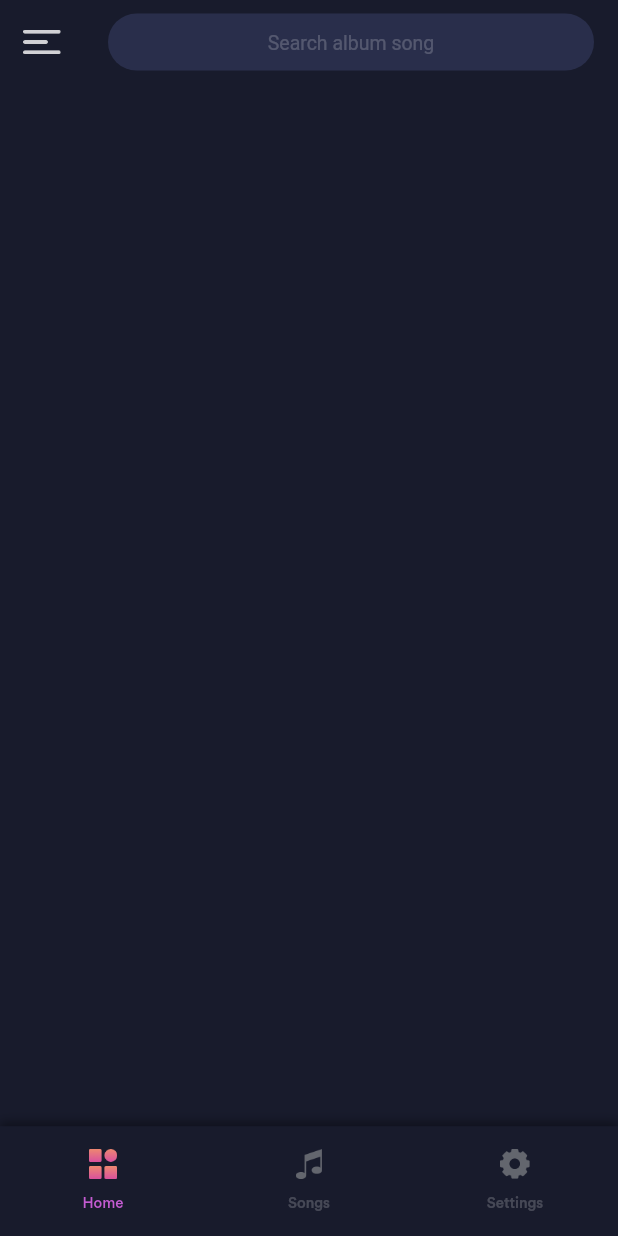
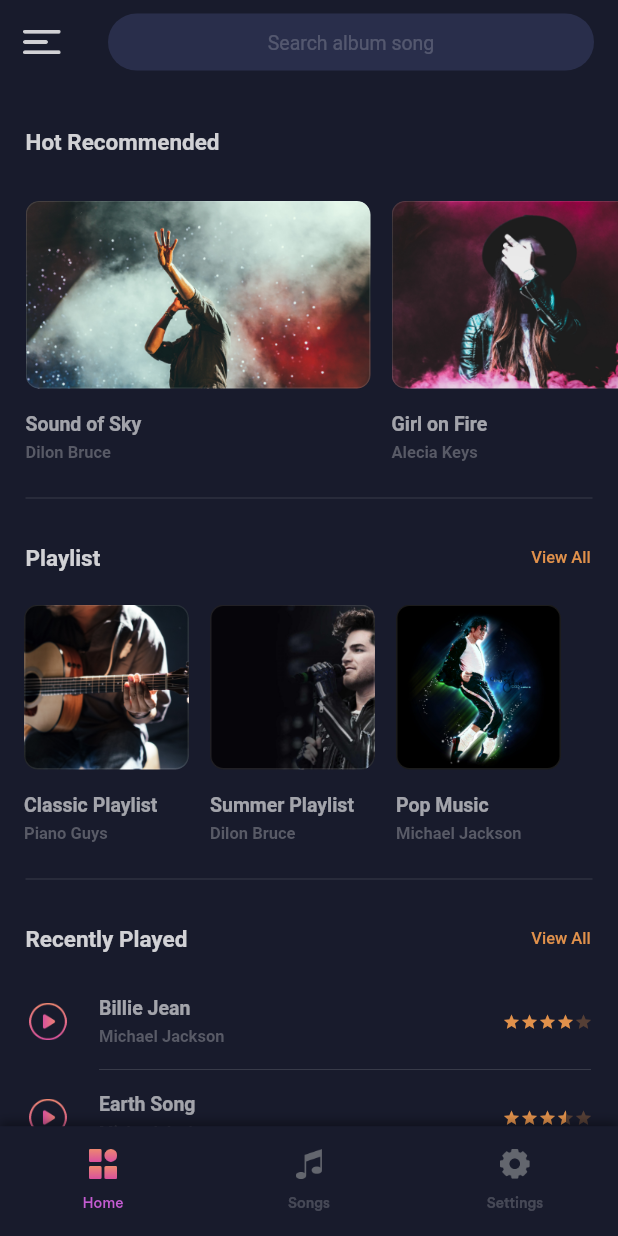
Before and after one commit to MarcusFrancisquini/music_player, a Flutter app: the screen it shows after launch, on a phone screen of 412 x 824 dp. Run offline on Flutter 3.47's test engine with Material 2 defaults, Android fonts, the phone set to English and light mode, and no system bars; drawn by our look-alikes of flutter_rating_bar; our stand-ins replace get.

Commit message:
home page done

```diff
--- /dev/null
+++ b/lib/common_widget/hot_recommended_card.dart
@@ -0,0 +1,55 @@
+// ignore_for_file: prefer_const_constructors
+
+import 'package:flutter/material.dart';
+import 'package:music_player/common/color_extension.dart';
+
+class HotRecommendedCard extends StatelessWidget {
+
+  final Map mObj;
+
+  const HotRecommendedCard({super.key, required this.mObj});
+
+  @override
+  Widget build(BuildContext context) {
+    return Container(
+      width: 230,
+      margin: const EdgeInsets.symmetric(horizontal: 7),
+      child: Column(
+        crossAxisAlignment: CrossAxisAlignment.start,
+        children: [
+          //* images
+          ClipRRect(
+            borderRadius: BorderRadius.circular(9),
+            child: Image.asset(
+              mObj["image"],
+              width: double.maxFinite,
+              height: 125,
+              fit: BoxFit.cover,
+            ),
+          ),
+          const SizedBox(height: 16),
+          //* titles
+          Text(
+            mObj["name"],
+            maxLines: 1,
+            style: TextStyle(
+              color: TColor.primaryText60,
+              fontSize: 13,
+              fontWeight: FontWeight.w700
+            ),
+          ),
+          const SizedBox(height: 5),
+          Text(
+            mObj["artist"],
+            maxLines: 1,
+            style: TextStyle(
+              color: TColor.secondaryText,
+              fontSize: 11,
+              fontWeight: FontWeight.w700
+            ),
+          )
+        ],
+      ),
+    );
+  }
+}
--- /dev/null
+++ b/lib/common_widget/playlist_card.dart
@@ -0,0 +1,55 @@
+// ignore_for_file: prefer_const_constructors
+
+import 'package:flutter/material.dart';
+import 'package:music_player/common/color_extension.dart';
+
+class PlaylistCard extends StatelessWidget {
+
+  final Map mObj;
+
+  const PlaylistCard({super.key, required this.mObj});
+
+  @override
+  Widget build(BuildContext context) {
+    return Container(
+      width: 110,
+      margin: const EdgeInsets.symmetric(horizontal: 7),
+      child: Column(
+        crossAxisAlignment: CrossAxisAlignment.start,
+        children: [
+          //* images
+          ClipRRect(
+            borderRadius: BorderRadius.circular(9),
+            child: Image.asset(
+              mObj["image"],
+              width: double.maxFinite,
+              height: 110,
+              fit: BoxFit.cover,
+            ),
+          ),
+          const SizedBox(height: 16),
+          //* titles
+          Text(
+            mObj["name"],
+            maxLines: 1,
+            style: TextStyle(
+              color: TColor.primaryText60,
+              fontSize: 13,
+              fontWeight: FontWeight.w700
+            ),
+          ),
+          const SizedBox(height: 5),
+          Text(
+            mObj["artist"],
+            maxLines: 1,
+            style: TextStyle(
+              color: TColor.secondaryText,
+              fontSize: 11,
+              fontWeight: FontWeight.w700
+            ),
+          )
+        ],
+      ),
+    );
+  }
+}
--- /dev/null
+++ b/lib/common_widget/song_row.dart
@@ -0,0 +1,98 @@
+// ignore_for_file: prefer_const_constructors, avoid_print
+
+import 'package:flutter/material.dart';
+import 'package:flutter_rating_bar/flutter_rating_bar.dart';
+
+import '../common/color_extension.dart';
+
+class SongRow extends StatelessWidget {
+  final Map sObj;
+  final VoidCallback onPressedPlay;
+  final VoidCallback onPressed;
+
+  const SongRow({super.key, required this.sObj, required this.onPressedPlay, required this.onPressed});
+
+  @override
+  Widget build(BuildContext context) {
+    return Column(
+      mainAxisSize: MainAxisSize.min,
+      children: [
+        Row(
+          children: [
+            IconButton(
+              onPressed: onPressedPlay,
+              icon: Image.asset(
+                "assets/images/play_btn.png",
+                width: 25,
+                height: 25,
+              ),
+            ),
+            Expanded(
+              child: Padding(
+                padding: const EdgeInsets.only(left: 10),
+                child: Column(
+                  crossAxisAlignment: CrossAxisAlignment.start,
+                  children: [
+                    //* titles
+                    Text(
+                      sObj["name"],
+                      maxLines: 1,
+                      style: TextStyle(
+                        color: TColor.primaryText60,
+                        fontSize: 13,
+                        fontWeight: FontWeight.w700
+                      ),
+                    ),
+                    const SizedBox(height: 5),
+                    Text(
+                      sObj["artist"],
+                      maxLines: 1,
+                      style: TextStyle(
+                        color: TColor.secondaryText,
+                        fontSize: 11,
+                        fontWeight: FontWeight.w700
+                      ),
+                    )
+                  ],
+                ),
+              ),
+            ),
+            Column(
+              children: [
+                Padding(
+                  padding: const EdgeInsets.only(right: 9),
+                  child: IgnorePointer(
+                    ignoring: true,
+                    child: RatingBar.builder(
+                      initialRating: sObj["rate"],
+                      minRating: 1,
+                      direction: Axis.horizontal,
+                      allowHalfRating: true,
+                      itemCount: 5,
+                      unratedColor: TColor.org.withOpacity(0.3),
+                      itemSize: 12,
+                      updateOnDrag: false,
+                      itemPadding: EdgeInsets.zero,
+                      itemBuilder: (context, _) => Icon(
+                        Icons.star,
+                        color: TColor.org,
+                      ),
+                      onRatingUpdate: (rating) {
+                        print(rating);
+                      },
+                    ),
+                  ),
+                ),
+              ],
+            )
+          ],
+        ),
+        Divider(
+          color: TColor.darkGray,
+          indent: 58,
+          endIndent: 10
+        )
+      ],
+    );
+  }
+}
--- /dev/null
+++ b/lib/common_widget/title_section.dart
@@ -0,0 +1,25 @@
+import 'package:flutter/material.dart';
+
+import '../common/color_extension.dart';
+
+class TitleSection extends StatelessWidget {
+
+  final String title;
+
+  const TitleSection({super.key, required this.title});
+
+  @override
+  Widget build(BuildContext context) {
+    return Padding(
+      padding: const EdgeInsets.symmetric(vertical: 30, horizontal: 17),
+      child: Text(
+        title,
+        style: TextStyle(
+          color: TColor.primaryText80,
+          fontSize: 15,
+          fontWeight: FontWeight.w600
+        ),
+      ),
+    );
+  }
+}
--- /dev/null
+++ b/lib/common_widget/view_all_section.dart
@@ -0,0 +1,43 @@
+import 'package:flutter/material.dart';
+
+import '../common/color_extension.dart';
+
+class ViewAllSection extends StatelessWidget {
+
+  final String title;
+  final String buttonTitle;
+  final VoidCallback onPressed;
+
+  const ViewAllSection({super.key, required this.title, this.buttonTitle = "View All", required this.onPressed});
+
+  @override
+  Widget build(BuildContext context) {
+    return Padding(
+      padding: const EdgeInsets.only(left: 17, right: 6, top: 8, bottom: 7),
+      child: Row(
+        children: [
+          Expanded(
+            child: Text(
+              title,
+              style: TextStyle(
+                color: TColor.primaryText80,
+                fontSize: 15,
+                fontWeight: FontWeight.w600
+              ),
+            ),
+          ),
+          TextButton(
+            onPressed: onPressed,
+            child: Text(
+              buttonTitle,
+              style: TextStyle(
+                color: TColor.org,
+                fontSize: 11
+              ),
+            ),
+          )
+        ],
+      ),
+    );
+  }
+}
--- a/lib/view/home/home_view.dart
+++ b/lib/view/home/home_view.dart
@@ -1,7 +1,12 @@
 import 'package:flutter/material.dart';
 import 'package:get/get.dart';
 import 'package:music_player/common/color_extension.dart';
+import 'package:music_player/common_widget/hot_recommended_card.dart';
+import 'package:music_player/common_widget/title_section.dart';
 
+import '../../common_widget/playlist_card.dart';
+import '../../common_widget/song_row.dart';
+import '../../common_widget/view_all_section.dart';
 import '../../view_model/home_view_model.dart';
 
 class HomeView extends StatefulWidget {
@@ -12,7 +17,6 @@ class HomeView extends StatefulWidget {
 }
 
 class _HomeViewState extends State<HomeView> {
-
   final homeVM = Get.put(HomeViewModel());
 
   @override
@@ -23,7 +27,7 @@ class _HomeViewState extends State<HomeView> {
         backgroundColor: TColor.bg,
         elevation: 0,
         leading: IconButton(
-          onPressed: (){},
+          onPressed: () {},
           icon: Image.asset(
             "assets/images/menu.png",
             width: 25,
@@ -44,9 +48,7 @@ class _HomeViewState extends State<HomeView> {
                   textAlign: TextAlign.center,
                   controller: homeVM.txtSearch.value,
                   decoration: InputDecoration(
-                    contentPadding: const EdgeInsets.symmetric(
-                      vertical: 15
-                    ),
+                    contentPadding: const EdgeInsets.symmetric(vertical: 15),
                     focusedBorder: InputBorder.none,
                     enabledBorder: InputBorder.none,
                     errorBorder: InputBorder.none,
@@ -63,7 +65,74 @@ class _HomeViewState extends State<HomeView> {
         ),
       ),
       //? content
-
+      body: SingleChildScrollView(
+        child: Column(
+          crossAxisAlignment: CrossAxisAlignment.start,
+          children: [
+            //* hot recommended
+            const TitleSection(title: "Hot Recommended"),
+            SizedBox(
+              height: 190,
+              child: ListView.builder(
+                padding: const EdgeInsets.symmetric(horizontal: 10),
+                scrollDirection: Axis.horizontal,
+                itemCount: homeVM.hotRecommendedList.length,
+                itemBuilder: (context, index) {
+                  var mObj = homeVM.hotRecommendedList[index];
+                  return HotRecommendedCard(mObj: mObj);
+                },
+              ),
+            ),
+            Divider(
+              color: TColor.darkGray,
+              indent: 17,
+              endIndent: 17,
+            ),
+            //* playlists
+            ViewAllSection(
+              title: "Playlist",
+              onPressed: () {},
+            ),
+            SizedBox(
+              height: 175,
+              child: ListView.builder(
+                padding: const EdgeInsets.symmetric(horizontal: 9),
+                scrollDirection: Axis.horizontal,
+                itemCount: homeVM.playLists.length,
+                itemBuilder: (context, index) {
+                  var mObj = homeVM.playLists[index];
+                  return PlaylistCard(mObj: mObj);
+                },
+              ),
+            ),
+            Divider(
+              color: TColor.darkGray,
+              indent: 17,
+              endIndent: 17,
+            ),
+            //* recently played
+            ViewAllSection(
+              title: "Recently Played",
+              onPressed: () {},
+            ),
+            ListView.builder(
+              physics: const NeverScrollableScrollPhysics(),
+              shrinkWrap: true,
+              padding: const EdgeInsets.symmetric(horizontal: 8),
+              itemCount: homeVM.recentlyPlayed.length,
+              itemBuilder: (context, index) {
+                var sObj = homeVM.recentlyPlayed[index];
+                return SongRow(
+                  sObj: sObj,
+                  onPressed: (){},
+                  onPressedPlay: (){},
+                );
+              },
+            ),
+            const SizedBox(height: 20)
+          ],
+        ),
+      ),
     );
   }
 }
--- a/lib/view/main_tabview/main_tabview.dart
+++ b/lib/view/main_tabview/main_tabview.dart
@@ -43,10 +43,9 @@ class _MainTabViewState extends State<MainTabView> with SingleTickerProviderStat
     return Scaffold(
       body: TabBarView(
         controller: controller,
+        //? tabs
         children: [
-          const HomeView(
-
-          ),
+          const HomeView(),
           Container(
             child: const Center(child: Text("Songs"))
           ),
@@ -55,6 +54,7 @@ class _MainTabViewState extends State<MainTabView> with SingleTickerProviderStat
           ),
         ],
       ),
+      //? customization
       bottomNavigationBar: Container(
         decoration: BoxDecoration(
           color: TColor.bg,
--- a/lib/view_model/home_view_model.dart
+++ b/lib/view_model/home_view_model.dart
@@ -1,10 +1,10 @@
 import 'package:flutter/material.dart';
 import 'package:get/get.dart';
-import 'package:music_player/view/main_tabview/main_tabview.dart';
+//import 'package:music_player/view/main_tabview/main_tabview.dart';
 
 class HomeViewModel extends GetxController {
 
-  // hot recommended
+  //* hot recommended
   final hotRecommendedList = [
     {
       "image": "assets/images/img_1.png",
@@ -18,7 +18,7 @@ class HomeViewModel extends GetxController {
     }
   ].obs;
 
-  // playlists
+  //* playlists
   final playLists = [
     {
       "image": "assets/images/img_3.png",
@@ -37,25 +37,25 @@ class HomeViewModel extends GetxController {
     }
   ];
 
-  // recently played
+  //* recently played
   final recentlyPlayed = [
     {
-      "rate": 4,
+      "rate": 4.0,
       "name": "Billie Jean",
       "artist": "Michael Jackson"
     },
     {
-      "rate": 2,
+      "rate": 3.5,
       "name": "Earth Song",
       "artist": "Michael Jackson"
     },
     {
-      "rate": 4,
+      "rate": 5.0,
       "name": "Mirror",
       "artist": "Justin Timberlake"
     },
     {
-      "rate": 3,
+      "rate": 3.0,
       "name": "Remmenber the Time",
       "artist": "Michael Jackson"
     }
--- a/pubspec.yaml
+++ b/pubspec.yaml
@@ -36,6 +36,7 @@ dependencies:
   # Use with the CupertinoIcons class for iOS style icons.
   cupertino_icons: ^1.0.2
   get: ^4.6.5
+  flutter_rating_bar: ^4.0.1
 
 dev_dependencies:
   flutter_test:
```
Also changed, not shown: assets/images/fav.png (deleted), pubspec.lock.
